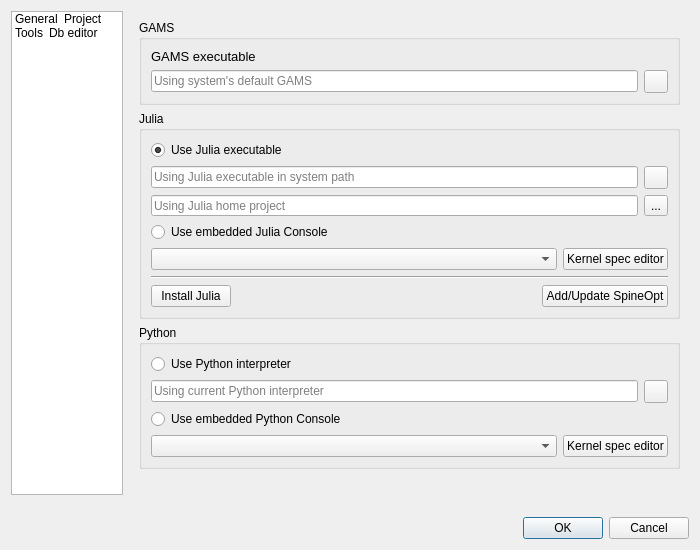
Qt form spinetoolbox/ui/settings.ui (spine-tools/Spine-Toolbox) before a commit.
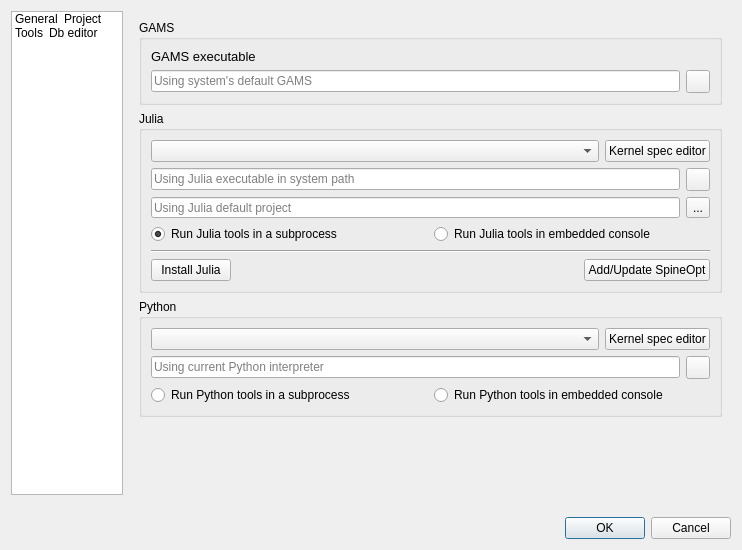
The same form after that commit. The open tabs and pages were chosen to show the change. Icons and pictures are not drawn. Custom widgets are drawn as their Qt base class.

Commit message:
Add MiniKernelEditor to install one kernel with minimum interaction
Re Spine-project/Spine-Toolbox#1346

The idea here is that whenever the user accepts a configuration
without having the required kernel, we will install them.
For example, checking 'Run in console' without selecting a kernel
will trigger this mechanism.
And it happens whenever the user presses Ok.

I think this helps new users to get going, especially SpineOpt users.
In my experience, there's so much to say about SpineOpt that one
wants to keep toolbox setup to a minimum.

```diff
--- a/spinetoolbox/ui/settings.ui
+++ b/spinetoolbox/ui/settings.ui
@@ -21,7 +21,7 @@
    <rect>
     <x>0</x>
     <y>0</y>
-    <width>700</width>
+    <width>742</width>
     <height>550</height>
    </rect>
   </property>
@@ -762,17 +762,34 @@
            </property>
            <layout class="QVBoxLayout" name="verticalLayout">
             <item>
-             <widget class="QRadioButton" name="radioButton_use_julia_executable">
-              <property name="toolTip">
-               <string>&lt;html&gt;&lt;head/&gt;&lt;body&gt;&lt;p&gt;When selected, Julia Tools and scripts will be executed in a terminal as an individual process. Select the Julia executable and Julia project below.&lt;/p&gt;&lt;/body&gt;&lt;/html&gt;</string>
-              </property>
-              <property name="text">
-               <string>Use Julia executable</string>
-              </property>
-              <property name="checked">
-               <bool>true</bool>
-              </property>
-             </widget>
+             <layout class="QHBoxLayout" name="horizontalLayout_9">
+              <item>
+               <widget class="CustomQComboBox" name="comboBox_julia_kernel">
+                <property name="sizePolicy">
+                 <sizepolicy hsizetype="Expanding" vsizetype="Fixed">
+                  <horstretch>0</horstretch>
+                  <verstretch>0</verstretch>
+                 </sizepolicy>
+                </property>
+                <property name="toolTip">
+                 <string>&lt;html&gt;&lt;head/&gt;&lt;body&gt;&lt;p&gt;Select a Julia Jupyter kernel.&lt;/p&gt;&lt;p&gt;Only valid Julia kernels are shown. Open Kernel editor to add kernels.&lt;/p&gt;&lt;/body&gt;&lt;/html&gt;</string>
+                </property>
+               </widget>
+              </item>
+              <item>
+               <widget class="QPushButton" name="pushButton_open_kernel_editor_julia">
+                <property name="sizePolicy">
+                 <sizepolicy hsizetype="Minimum" vsizetype="Fixed">
+                  <horstretch>0</horstretch>
+                  <verstretch>0</verstretch>
+                 </sizepolicy>
+                </property>
+                <property name="text">
+                 <string>Kernel spec editor</string>
+                </property>
+               </widget>
+              </item>
+             </layout>
             </item>
             <item>
              <layout class="QHBoxLayout" name="horizontalLayout_8">
@@ -825,7 +842,7 @@
                  <string/>
                 </property>
                 <property name="placeholderText">
-                 <string>Using Julia home project</string>
+                 <string>Using Julia default project</string>
                 </property>
                 <property name="clearButtonEnabled">
                  <bool>true</bool>
@@ -849,40 +866,27 @@
              </layout>
             </item>
             <item>
-             <widget class="QRadioButton" name="radioButton_use_julia_console">
-              <property name="toolTip">
-               <string>&lt;html&gt;&lt;head/&gt;&lt;body&gt;&lt;p&gt;If checked, Julia Tools and scripts will be executed in the embedded Julia Console (Shell). Select the kernel for Julia Console from the drop-down menu below.&lt;/p&gt;&lt;/body&gt;&lt;/html&gt;</string>
-              </property>
-              <property name="text">
-               <string>Use embedded Julia Console</string>
-              </property>
-             </widget>
-            </item>
-            <item>
-             <layout class="QHBoxLayout" name="horizontalLayout_9">
+             <layout class="QHBoxLayout" name="horizontalLayout_3">
               <item>
-               <widget class="CustomQComboBox" name="comboBox_julia_kernel">
-                <property name="sizePolicy">
-                 <sizepolicy hsizetype="Expanding" vsizetype="Fixed">
-                  <horstretch>0</horstretch>
-                  <verstretch>0</verstretch>
-                 </sizepolicy>
-                </property>
+               <widget class="QRadioButton" name="radioButton_use_julia_executable">
                 <property name="toolTip">
-                 <string>&lt;html&gt;&lt;head/&gt;&lt;body&gt;&lt;p&gt;Select a Julia kernel for the embedded Julia Console.&lt;/p&gt;&lt;p&gt;Only valid Julia kernels are shown. Open Kernel editor to add kernels.&lt;/p&gt;&lt;/body&gt;&lt;/html&gt;</string>
+                 <string>&lt;html&gt;&lt;head/&gt;&lt;body&gt;&lt;p&gt;When selected, Julia Tools and scripts will be executed in a terminal as an individual process.&lt;/p&gt;&lt;/body&gt;&lt;/html&gt;</string>
+                </property>
+                <property name="text">
+                 <string>Run Julia tools in a subprocess</string>
+                </property>
+                <property name="checked">
+                 <bool>true</bool>
                 </property>
                </widget>
               </item>
               <item>
-               <widget class="QPushButton" name="pushButton_open_kernel_editor_julia">
-                <property name="sizePolicy">
-                 <sizepolicy hsizetype="Minimum" vsizetype="Fixed">
-                  <horstretch>0</horstretch>
-                  <verstretch>0</verstretch>
-                 </sizepolicy>
+               <widget class="QRadioButton" name="radioButton_use_julia_console">
+                <property name="toolTip">
+                 <string>&lt;html&gt;&lt;head/&gt;&lt;body&gt;&lt;p&gt;If checked, Julia Tools and scripts will be executed in the embedded Julia Console (Shell).&lt;/p&gt;&lt;/body&gt;&lt;/html&gt;</string>
                 </property>
                 <property name="text">
-                 <string>Kernel spec editor</string>
+                 <string>Run Julia tools in embedded console</string>
                 </property>
                </widget>
               </item>
@@ -947,60 +951,6 @@
             <string>Python</string>
            </property>
            <layout class="QVBoxLayout" name="verticalLayout_5">
-            <item>
-             <widget class="QRadioButton" name="radioButton_use_python_interpreter">
-              <property name="toolTip">
-               <string>&lt;html&gt;&lt;head/&gt;&lt;body&gt;&lt;p&gt;When selected, Python Tools and scripts are executed in a separate process in terminal. Select the python interpreter you want to use into the line edit below.&lt;/p&gt;&lt;/body&gt;&lt;/html&gt;</string>
-              </property>
-              <property name="text">
-               <string>Use Python interpreter</string>
-              </property>
-             </widget>
-            </item>
-            <item>
-             <layout class="QHBoxLayout" name="horizontalLayout_10">
-              <item>
-               <widget class="QLineEdit" name="lineEdit_python_path">
-                <property name="minimumSize">
-                 <size>
-                  <width>0</width>
-                  <height>20</height>
-                 </size>
-                </property>
-                <property name="toolTip">
-                 <string>&lt;html&gt;&lt;head/&gt;&lt;body&gt;&lt;p&gt;Python interpreter. Leave blank to use the Python that was used in launching Spine Toolbox.&lt;/p&gt;&lt;/body&gt;&lt;/html&gt;</string>
-                </property>
-                <property name="placeholderText">
-                 <string>Using current Python interpreter</string>
-                </property>
-                <property name="clearButtonEnabled">
-                 <bool>true</bool>
-                </property>
-               </widget>
-              </item>
-              <item>
-               <widget class="QToolButton" name="toolButton_browse_python">
-                <property name="toolTip">
-                 <string>&lt;html&gt;&lt;head/&gt;&lt;body&gt;&lt;p&gt;Pick Python interpreter using a file browser&lt;/p&gt;&lt;/body&gt;&lt;/html&gt;</string>
-                </property>
-                <property name="icon">
-                 <iconset resource="resources/resources_icons.qrc">
-                  <normaloff>:/icons/menu_icons/folder-open-solid.svg</normaloff>:/icons/menu_icons/folder-open-solid.svg</iconset>
-                </property>
-               </widget>
-              </item>
-             </layout>
-            </item>
-            <item>
-             <widget class="QRadioButton" name="radioButton_use_python_console">
-              <property name="toolTip">
-               <string>&lt;html&gt;&lt;head/&gt;&lt;body&gt;&lt;p&gt;When selected, Python Tools and scripts are executed in the embedded Python Console. Select the kernel for the Python Console from the drop-down menu below.&lt;/p&gt;&lt;/body&gt;&lt;/html&gt;</string>
-              </property>
-              <property name="text">
-               <string>Use embedded Python Console</string>
-              </property>
-             </widget>
-            </item>
             <item>
              <layout class="QHBoxLayout" name="horizontalLayout_11">
               <item>
@@ -1043,6 +993,64 @@
               </item>
              </layout>
             </item>
+            <item>
+             <layout class="QHBoxLayout" name="horizontalLayout_10">
+              <item>
+               <widget class="QLineEdit" name="lineEdit_python_path">
+                <property name="minimumSize">
+                 <size>
+                  <width>0</width>
+                  <height>20</height>
+                 </size>
+                </property>
+                <property name="toolTip">
+                 <string>&lt;html&gt;&lt;head/&gt;&lt;body&gt;&lt;p&gt;Python interpreter. Leave blank to use the Python that was used in launching Spine Toolbox.&lt;/p&gt;&lt;/body&gt;&lt;/html&gt;</string>
+                </property>
+                <property name="placeholderText">
+                 <string>Using current Python interpreter</string>
+                </property>
+                <property name="clearButtonEnabled">
+                 <bool>true</bool>
+                </property>
+               </widget>
+              </item>
+              <item>
+               <widget class="QToolButton" name="toolButton_browse_python">
+                <property name="toolTip">
+                 <string>&lt;html&gt;&lt;head/&gt;&lt;body&gt;&lt;p&gt;Pick Python interpreter using a file browser&lt;/p&gt;&lt;/body&gt;&lt;/html&gt;</string>
+                </property>
+                <property name="icon">
+                 <iconset resource="resources/resources_icons.qrc">
+                  <normaloff>:/icons/menu_icons/folder-open-solid.svg</normaloff>:/icons/menu_icons/folder-open-solid.svg</iconset>
+                </property>
+               </widget>
+              </item>
+             </layout>
+            </item>
+            <item>
+             <layout class="QHBoxLayout" name="horizontalLayout_13">
+              <item>
+               <widget class="QRadioButton" name="radioButton_use_python_interpreter">
+                <property name="toolTip">
+                 <string>&lt;html&gt;&lt;head/&gt;&lt;body&gt;&lt;p&gt;When selected, Python Tools and scripts are executed in a separate process in terminal.&lt;/p&gt;&lt;/body&gt;&lt;/html&gt;</string>
+                </property>
+                <property name="text">
+                 <string>Run Python tools in a subprocess</string>
+                </property>
+               </widget>
+              </item>
+              <item>
+               <widget class="QRadioButton" name="radioButton_use_python_console">
+                <property name="toolTip">
+                 <string>&lt;html&gt;&lt;head/&gt;&lt;body&gt;&lt;p&gt;When selected, Python Tools and scripts are executed in the embedded Python Console.&lt;/p&gt;&lt;/body&gt;&lt;/html&gt;</string>
+                </property>
+                <property name="text">
+                 <string>Run Python tools in embedded console</string>
+                </property>
+               </widget>
+              </item>
+             </layout>
+            </item>
            </layout>
           </widget>
          </item>
```
Left out of the diff: 10 changed lines with no effect on the pictures. The commit also changes 10 other files.
